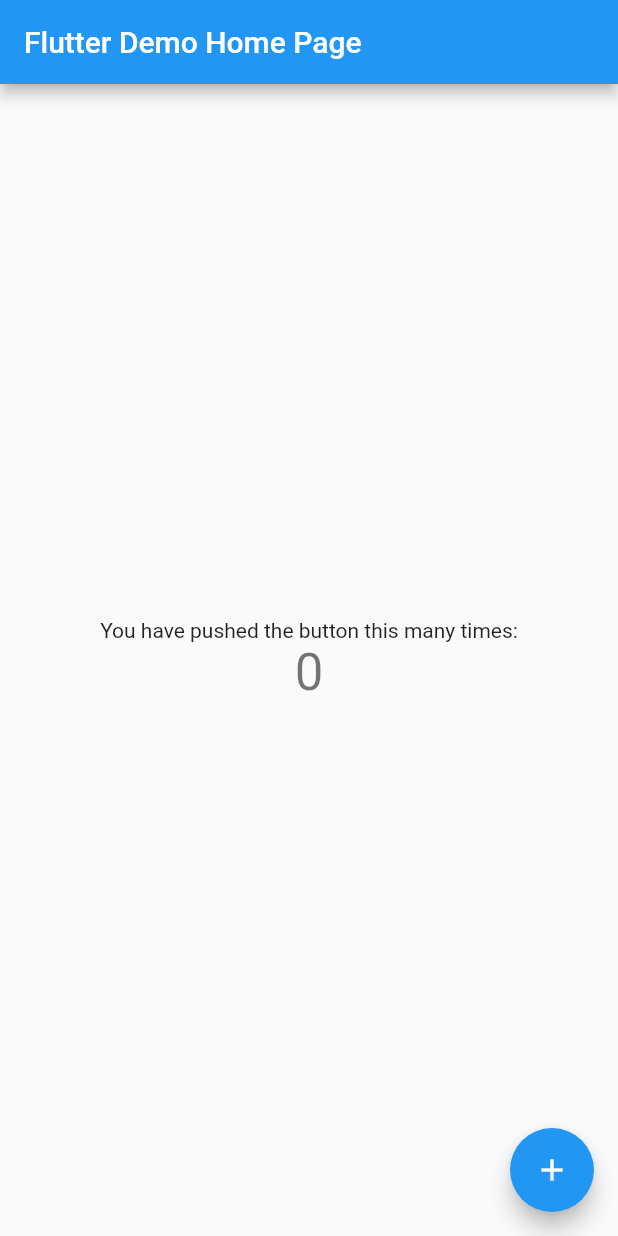
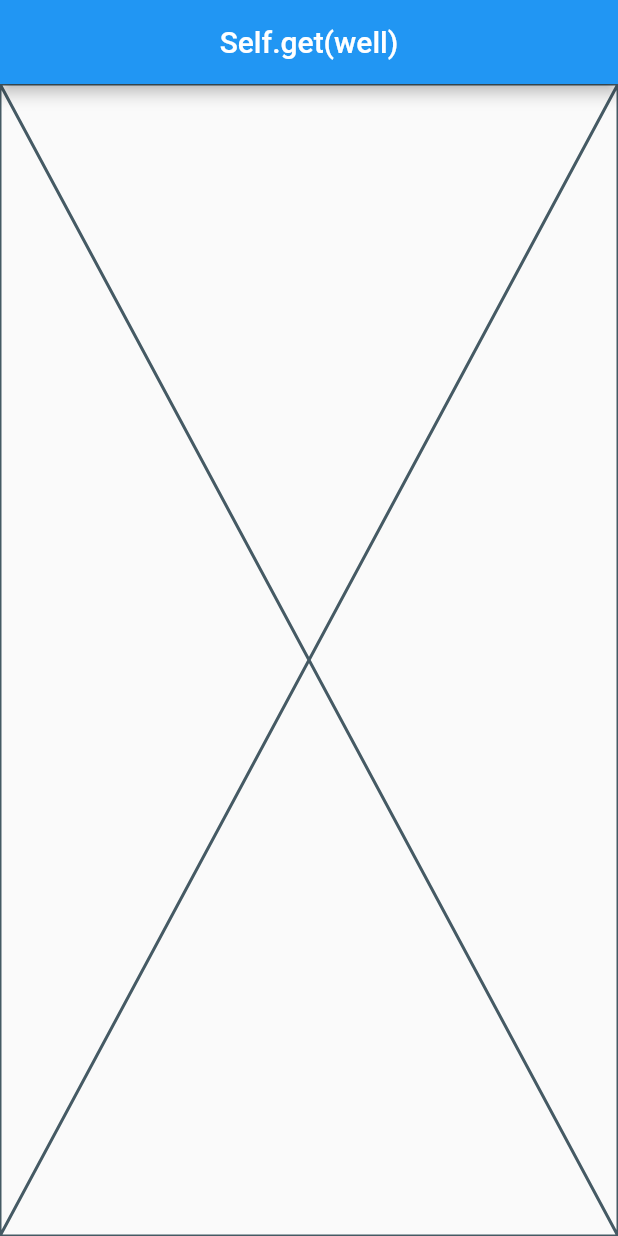
Before and after one commit to Rene-A/Self_Get_Well, a Flutter app: the screen it shows after launch, on a phone screen of 412 x 824 dp. Run offline on Flutter 3.47's test engine with Material 2 defaults, Android fonts, the phone set to English and light mode, and no system bars.

Commit message:
Added files for the different page views.  Removed most of the boilerplate code automatically generated by Flutter for a new project.

```diff
--- /dev/null
+++ b/lib/app.dart
@@ -0,0 +1,18 @@
+import 'package:flutter/material.dart';
+import 'package:self_get_well/constants/constants.dart';
+import 'package:self_get_well/views/home_page.dart';
+
+class App extends StatelessWidget {
+  // This widget is the root of your application.
+  @override
+  Widget build(BuildContext context) {
+    return MaterialApp(
+      title: Constants.appName,
+      theme: ThemeData(
+        primarySwatch: Colors.blue,
+        visualDensity: VisualDensity.adaptivePlatformDensity,
+      ),
+      home: HomePage(),
+    );
+  }
+}
--- /dev/null
+++ b/lib/constants/constants.dart
@@ -0,0 +1,3 @@
+class Constants {
+  static const String appName = "Self.get(well)";
+}
--- a/lib/main.dart
+++ b/lib/main.dart
@@ -1,117 +1,6 @@
 import 'package:flutter/material.dart';
+import 'package:self_get_well/app.dart';
 
 void main() {
-  runApp(MyApp());
+  runApp(App());
 }
-
-class MyApp extends StatelessWidget {
-  // This widget is the root of your application.
-  @override
-  Widget build(BuildContext context) {
-    return MaterialApp(
-      title: 'Flutter Demo',
-      theme: ThemeData(
-        // This is the theme of your application.
-        //
-        // Try running your application with "flutter run". You'll see the
-        // application has a blue toolbar. Then, without quitting the app, try
-        // changing the primarySwatch below to Colors.green and then invoke
-        // "hot reload" (press "r" in the console where you ran "flutter run",
-        // or simply save your changes to "hot reload" in a Flutter IDE).
-        // Notice that the counter didn't reset back to zero; the application
-        // is not restarted.
-        primarySwatch: Colors.blue,
-        // This makes the visual density adapt to the platform that you run
-        // the app on. For desktop platforms, the controls will be smaller and
-        // closer together (more dense) than on mobile platforms.
-        visualDensity: VisualDensity.adaptivePlatformDensity,
-      ),
-      home: MyHomePage(title: 'Flutter Demo Home Page'),
-    );
-  }
-}
-
-class MyHomePage extends StatefulWidget {
-  MyHomePage({Key key, this.title}) : super(key: key);
-
-  // This widget is the home page of your application. It is stateful, meaning
-  // that it has a State object (defined below) that contains fields that affect
-  // how it looks.
-
-  // This class is the configuration for the state. It holds the values (in this
-  // case the title) provided by the parent (in this case the App widget) and
-  // used by the build method of the State. Fields in a Widget subclass are
-  // always marked "final".
-
-  final String title;
-
-  @override
-  _MyHomePageState createState() => _MyHomePageState();
-}
-
-class _MyHomePageState extends State<MyHomePage> {
-  int _counter = 0;
-
-  void _incrementCounter() {
-    setState(() {
-      // This call to setState tells the Flutter framework that something has
-      // changed in this State, which causes it to rerun the build method below
-      // so that the display can reflect the updated values. If we changed
-      // _counter without calling setState(), then the build method would not be
-      // called again, and so nothing would appear to happen.
-      _counter++;
-    });
-  }
-
-  @override
-  Widget build(BuildContext context) {
-    // This method is rerun every time setState is called, for instance as done
-    // by the _incrementCounter method above.
-    //
-    // The Flutter framework has been optimized to make rerunning build methods
-    // fast, so that you can just rebuild anything that needs updating rather
-    // than having to individually change instances of widgets.
-    return Scaffold(
-      appBar: AppBar(
-        // Here we take the value from the MyHomePage object that was created by
-        // the App.build method, and use it to set our appbar title.
-        title: Text(widget.title),
-      ),
-      body: Center(
-        // Center is a layout widget. It takes a single child and positions it
-        // in the middle of the parent.
-        child: Column(
-          // Column is also a layout widget. It takes a list of children and
-          // arranges them vertically. By default, it sizes itself to fit its
-          // children horizontally, and tries to be as tall as its parent.
-          //
-          // Invoke "debug painting" (press "p" in the console, choose the
-          // "Toggle Debug Paint" action from the Flutter Inspector in Android
-          // Studio, or the "Toggle Debug Paint" command in Visual Studio Code)
-          // to see the wireframe for each widget.
-          //
-          // Column has various properties to control how it sizes itself and
-          // how it positions its children. Here we use mainAxisAlignment to
-          // center the children vertically; the main axis here is the vertical
-          // axis because Columns are vertical (the cross axis would be
-          // horizontal).
-          mainAxisAlignment: MainAxisAlignment.center,
-          children: <Widget>[
-            Text(
-              'You have pushed the button this many times:',
-            ),
-            Text(
-              '$_counter',
-              style: Theme.of(context).textTheme.headline4,
-            ),
-          ],
-        ),
-      ),
-      floatingActionButton: FloatingActionButton(
-        onPressed: _incrementCounter,
-        tooltip: 'Increment',
-        child: Icon(Icons.add),
-      ), // This trailing comma makes auto-formatting nicer for build methods.
-    );
-  }
-}
--- /dev/null
+++ b/lib/views/daily_check_in.dart
@@ -0,0 +1 @@
+import 'package:flutter/material.dart';
--- /dev/null
+++ b/lib/views/help.dart
@@ -0,0 +1 @@
+import 'package:flutter/material.dart';
--- /dev/null
+++ b/lib/views/home_page.dart
@@ -0,0 +1,17 @@
+import 'package:flutter/material.dart';
+import 'package:self_get_well/constants/constants.dart';
+
+class HomePage extends StatelessWidget {
+  @override
+  Widget build(BuildContext context) {
+    return Scaffold(
+      appBar: AppBar(
+        centerTitle: true,
+        title: Text(Constants.appName),
+      ),
+      body: Center(
+        child: Placeholder(),
+      ),
+    );
+  }
+}
--- /dev/null
+++ b/lib/views/mood_tracker.dart
@@ -0,0 +1 @@
+import 'package:flutter/material.dart';
--- /dev/null
+++ b/lib/views/resources.dart
@@ -0,0 +1 @@
+import 'package:flutter/material.dart';
--- /dev/null
+++ b/lib/views/results.dart
@@ -0,0 +1 @@
+import 'package:flutter/material.dart';
```
Also changed, not shown: 1 other file.
